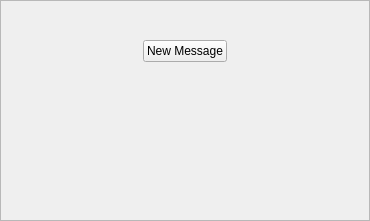
Old version of the form retroshare-gui/src/gui/toaster/MessageToaster.ui in the repository RetroShare/RetroShare.
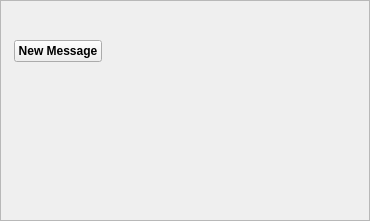
New version of the form. Icons and pictures are not drawn.

Commit message: * removed streching for Remote Directories * added icon Label for Messages Toaster * Set userfriendly Column names for Remote/local Directories to Friends Directories and My Directories * removed not needed path show in Rank

Diff of the .ui file:
```diff
--- a/retroshare-gui/src/gui/toaster/MessageToaster.ui
+++ b/retroshare-gui/src/gui/toaster/MessageToaster.ui
@@ -10,22 +10,10 @@
    </rect>
   </property>
   <layout class="QGridLayout" >
-   <property name="leftMargin" >
+   <property name="margin" >
     <number>0</number>
    </property>
-   <property name="topMargin" >
-    <number>0</number>
-   </property>
-   <property name="rightMargin" >
-    <number>0</number>
-   </property>
-   <property name="bottomMargin" >
-    <number>0</number>
-   </property>
-   <property name="horizontalSpacing" >
-    <number>0</number>
-   </property>
-   <property name="verticalSpacing" >
+   <property name="spacing" >
     <number>0</number>
    </property>
    <item row="0" column="0" >
@@ -37,42 +25,68 @@
       <enum>QFrame::Raised</enum>
      </property>
      <layout class="QGridLayout" >
-      <property name="leftMargin" >
+      <property name="margin" >
        <number>0</number>
       </property>
-      <property name="topMargin" >
+      <property name="spacing" >
        <number>0</number>
       </property>
-      <property name="rightMargin" >
-       <number>0</number>
-      </property>
-      <property name="bottomMargin" >
-       <number>0</number>
-      </property>
-      <property name="horizontalSpacing" >
-       <number>0</number>
-      </property>
-      <property name="verticalSpacing" >
-       <number>0</number>
-      </property>
+      <item row="2" column="0" >
+       <layout class="QGridLayout" >
+        <item row="0" column="0" >
+         <spacer>
+          <property name="orientation" >
+           <enum>Qt::Horizontal</enum>
+          </property>
+          <property name="sizeHint" stdset="0" >
+           <size>
+            <width>111</width>
+            <height>21</height>
+           </size>
+          </property>
+         </spacer>
+        </item>
+        <item row="0" column="1" >
+         <widget class="QLabel" name="messagelabel2" >
+          <property name="text" >
+           <string/>
+          </property>
+         </widget>
+        </item>
+        <item row="0" column="2" >
+         <spacer>
+          <property name="orientation" >
+           <enum>Qt::Horizontal</enum>
+          </property>
+          <property name="sizeHint" stdset="0" >
+           <size>
+            <width>111</width>
+            <height>20</height>
+           </size>
+          </property>
+         </spacer>
+        </item>
+       </layout>
+      </item>
+      <item row="3" column="0" >
+       <spacer>
+        <property name="orientation" >
+         <enum>Qt::Vertical</enum>
+        </property>
+        <property name="sizeHint" stdset="0" >
+         <size>
+          <width>366</width>
+          <height>91</height>
+         </size>
+        </property>
+       </spacer>
+      </item>
       <item row="0" column="0" >
        <layout class="QGridLayout" >
-        <property name="leftMargin" >
+        <property name="margin" >
          <number>0</number>
         </property>
-        <property name="topMargin" >
-         <number>0</number>
-        </property>
-        <property name="rightMargin" >
-         <number>0</number>
-        </property>
-        <property name="bottomMargin" >
-         <number>0</number>
-        </property>
-        <property name="horizontalSpacing" >
-         <number>0</number>
-        </property>
-        <property name="verticalSpacing" >
+        <property name="spacing" >
          <number>0</number>
         </property>
         <item row="0" column="2" >
@@ -90,7 +104,8 @@
            </size>
           </property>
           <property name="icon" >
-           <iconset resource="../images.qrc" >:/images/close-down.png</iconset>
+           <iconset resource="../images.qrc" >
+            <normaloff>:/images/close-down.png</normaloff>:/images/close-down.png</iconset>
           </property>
           <property name="iconSize" >
            <size>
@@ -108,7 +123,7 @@
           <property name="orientation" >
            <enum>Qt::Horizontal</enum>
           </property>
-          <property name="sizeHint" >
+          <property name="sizeHint" stdset="0" >
            <size>
             <width>225</width>
             <height>22</height>
@@ -127,45 +142,28 @@
       </item>
       <item row="1" column="0" >
        <layout class="QGridLayout" >
-        <property name="leftMargin" >
+        <property name="margin" >
          <number>0</number>
         </property>
-        <property name="topMargin" >
-         <number>0</number>
-        </property>
-        <property name="rightMargin" >
-         <number>0</number>
-        </property>
-        <property name="bottomMargin" >
-         <number>0</number>
-        </property>
-        <property name="horizontalSpacing" >
+        <property name="spacing" >
          <number>6</number>
         </property>
-        <property name="verticalSpacing" >
-         <number>6</number>
-        </property>
-        <item row="0" column="0" >
-         <spacer>
-          <property name="orientation" >
-           <enum>Qt::Horizontal</enum>
-          </property>
-          <property name="sizeHint" >
-           <size>
-            <width>119</width>
-            <height>56</height>
-           </size>
-          </property>
-         </spacer>
-        </item>
         <item row="0" column="1" >
          <widget class="QPushButton" name="messageButton" >
+          <property name="minimumSize" >
+           <size>
+            <width>88</width>
+            <height>0</height>
+           </size>
+          </property>
+          <property name="styleSheet" >
+           <string notr="true" >font: bold;
+
+</string>
+          </property>
           <property name="text" >
            <string>New Message</string>
           </property>
-          <property name="icon" >
-           <iconset resource="../images.qrc" >:/images/folder-inbox.png</iconset>
-          </property>
          </widget>
         </item>
         <item row="0" column="2" >
@@ -173,7 +171,7 @@
           <property name="orientation" >
            <enum>Qt::Horizontal</enum>
           </property>
-          <property name="sizeHint" >
+          <property name="sizeHint" stdset="0" >
            <size>
             <width>119</width>
             <height>56</height>
@@ -181,59 +179,26 @@
           </property>
          </spacer>
         </item>
-       </layout>
-      </item>
-      <item row="2" column="0" >
-       <layout class="QGridLayout" >
         <item row="0" column="0" >
-         <spacer>
-          <property name="orientation" >
-           <enum>Qt::Horizontal</enum>
-          </property>
-          <property name="sizeHint" >
-           <size>
-            <width>111</width>
-            <height>21</height>
-           </size>
-          </property>
-         </spacer>
-        </item>
-        <item row="0" column="1" >
-         <widget class="QLabel" name="messagelabel2" >
+         <widget class="QLabel" name="label" >
           <property name="text" >
            <string/>
           </property>
+          <property name="pixmap" >
+           <pixmap resource="../images.qrc" >:/images/folder_inbox64.png</pixmap>
+          </property>
+          <property name="alignment" >
+           <set>Qt::AlignCenter</set>
+          </property>
+          <property name="margin" >
+           <number>6</number>
+          </property>
          </widget>
         </item>
-        <item row="0" column="2" >
-         <spacer>
-          <property name="orientation" >
-           <enum>Qt::Horizontal</enum>
-          </property>
-          <property name="sizeHint" >
-           <size>
-            <width>111</width>
-            <height>20</height>
-           </size>
-          </property>
-         </spacer>
-        </item>
        </layout>
       </item>
-      <item row="3" column="0" >
-       <spacer>
-        <property name="orientation" >
-         <enum>Qt::Vertical</enum>
-        </property>
-        <property name="sizeHint" >
-         <size>
-          <width>366</width>
-          <height>91</height>
-         </size>
-        </property>
-       </spacer>
-      </item>
      </layout>
+     <zorder></zorder>
     </widget>
    </item>
   </layout>
```
The commit also changes 5 other files.
